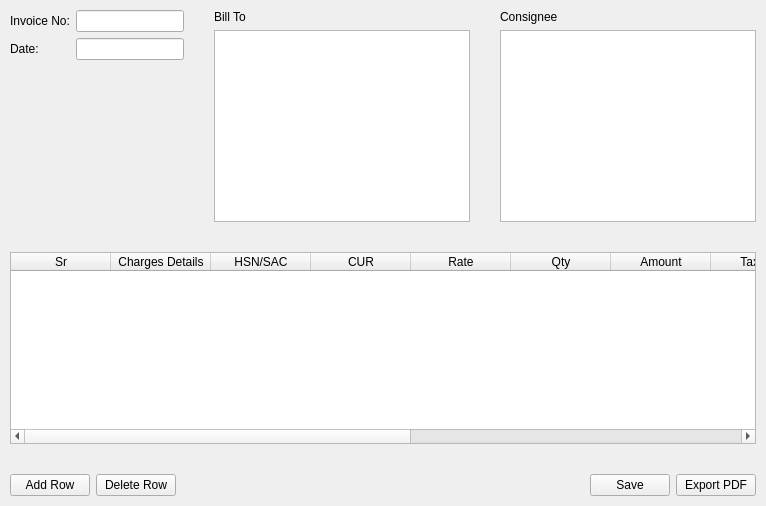
This is ui/invoice_form.ui in mailsolar11/SanshipInvoiceGenerator-pyqt6- as Qt 5 draws it before an edit. The edited form follows.
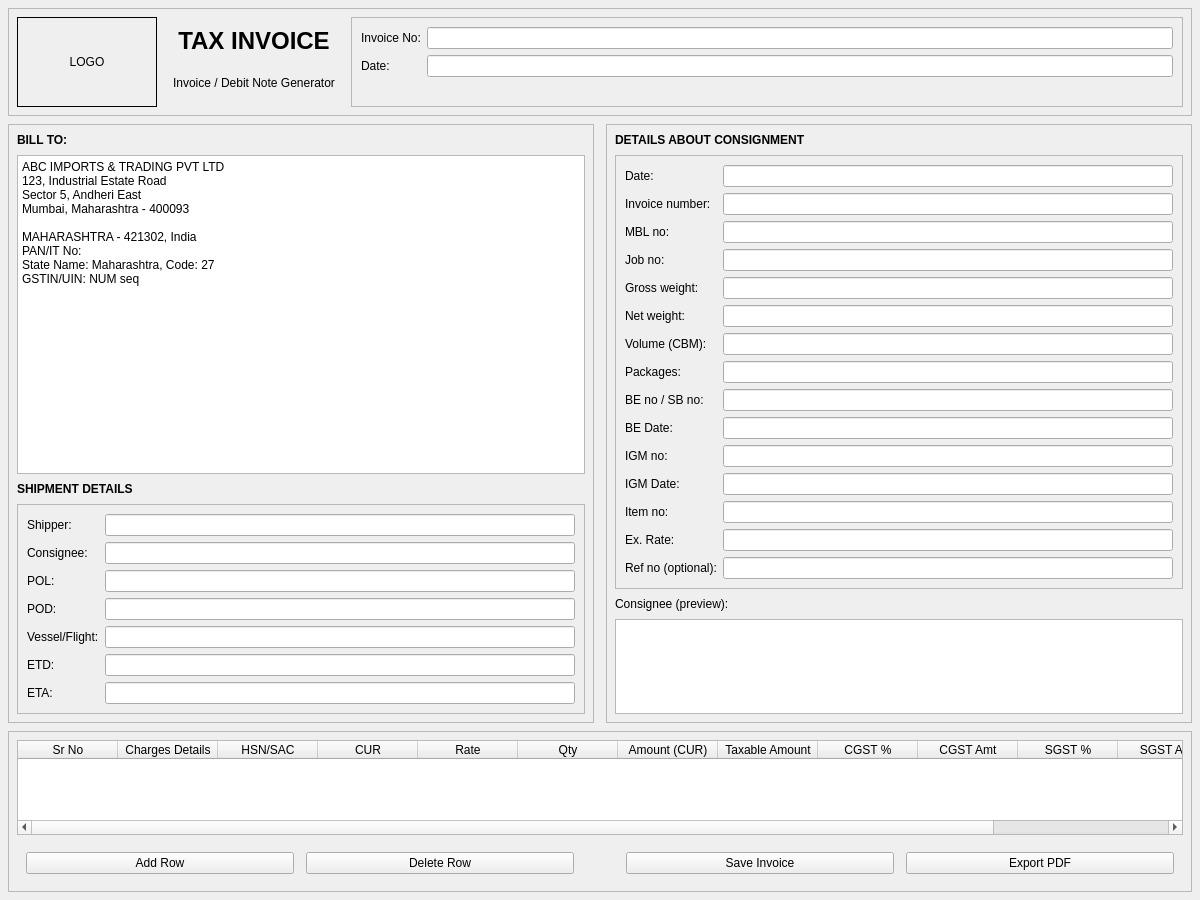
This is the edited form.

Commit message: Release version 1.1 - Added bill-to, shipping, consignment UI + updated invoice_form.py + pdf_generator.py

```diff
--- a/ui/invoice_form.ui
+++ b/ui/invoice_form.ui
@@ -2,67 +2,454 @@
 <ui version="4.0">
  <class>InvoiceForm</class>
  <widget class="QWidget" name="InvoiceForm">
+  <property name="geometry">
+   <rect>
+    <x>0</x>
+    <y>0</y>
+    <width>1200</width>
+    <height>900</height>
+   </rect>
+  </property>
+  <property name="windowTitle">
+   <string>InvoiceForm</string>
+  </property>
   <layout class="QVBoxLayout" name="verticalLayout_root">
-   <property name="spacing"><number>10</number></property>
-   <property name="margin"><number>0</number></property>
+   <property name="spacing">
+    <number>8</number>
+   </property>
+   <property name="margin">
+    <number>8</number>
+   </property>
 
-   <!-- Top info cards -->
+   <!-- Top row: invoice basic info -->
    <item>
-    <layout class="QHBoxLayout" name="horizontalLayout_topCards">
-     <property name="spacing"><number>10</number></property>
+    <widget class="QFrame" name="frameTopInfo">
+     <property name="frameShape">
+      <enum>QFrame::StyledPanel</enum>
+     </property>
+     <layout class="QHBoxLayout" name="horizontalLayout_topinfo">
+      <property name="spacing"><number>10</number></property>
+      <property name="margin"><number>8</number></property>
 
+      <!-- Logo placeholder -->
+      <item>
+       <widget class="QLabel" name="labelLogo">
+        <property name="minimumSize">
+         <size>
+          <width>140</width>
+          <height>90</height>
+         </size>
+        </property>
+        <property name="frameShape">
+         <enum>QFrame::Box</enum>
+        </property>
+        <property name="text">
+         <string>LOGO</string>
+        </property>
+        <property name="alignment">
+         <set>Qt::AlignCenter</set>
+        </property>
+       </widget>
+      </item>
+
+      <!-- Center title -->
+      <item>
+       <widget class="QFrame" name="frameTitle">
+        <layout class="QVBoxLayout" name="verticalLayout_title">
+         <property name="margin"><number>6</number></property>
+         <item>
+          <widget class="QLabel" name="labelTitle">
+           <property name="text">
+            <string>TAX INVOICE</string>
+           </property>
+           <property name="font">
+            <font>
+             <pointsize>18</pointsize>
+             <weight>75</weight>
+             <bold>true</bold>
+            </font>
+           </property>
+           <property name="alignment">
+            <set>Qt::AlignCenter</set>
+           </property>
+          </widget>
+         </item>
+         <item>
+          <widget class="QLabel" name="labelSubTitle">
+           <property name="text">
+            <string>Invoice / Debit Note Generator</string>
+           </property>
+           <property name="alignment">
+            <set>Qt::AlignCenter</set>
+           </property>
+          </widget>
+         </item>
+        </layout>
+       </widget>
+      </item>
+
+      <!-- Invoice meta -->
+      <item>
+       <widget class="QFrame" name="frameInvoiceMeta">
+        <property name="frameShape">
+         <enum>QFrame::StyledPanel</enum>
+        </property>
+        <layout class="QFormLayout" name="formLayout_meta">
+         <property name="labelAlignment">
+          <set>Qt::AlignLeft</set>
+         </property>
+         <property name="formAlignment">
+          <set>Qt::AlignLeft</set>
+         </property>
+         <item row="0" column="0">
+          <widget class="QLabel" name="labelInvNoMeta">
+           <property name="text">
+            <string>Invoice No:</string>
+           </property>
+          </widget>
+         </item>
+         <item row="0" column="1">
+          <widget class="QLineEdit" name="leInvoiceNo"/>
+         </item>
+         <item row="1" column="0">
+          <widget class="QLabel" name="labelDateMeta">
+           <property name="text">
+            <string>Date:</string>
+           </property>
+          </widget>
+         </item>
+         <item row="1" column="1">
+          <widget class="QLineEdit" name="leDate"/>
+         </item>
+        </layout>
+       </widget>
+      </item>
+
+     </layout>
+    </widget>
+   </item>
+
+   <!-- BIG section: left Bill To + shipping details, right Consignment details -->
+   <item>
+    <layout class="QHBoxLayout" name="horizontalLayout_mainSections">
+     <property name="spacing"><number>12</number></property>
+
+     <!-- LEFT COLUMN -->
      <item>
-      <widget class="QFrame" name="frameInvoiceInfo">
-       <layout class="QFormLayout" name="formLayout_invoice">
-        <property name="margin"><number>10</number></property>
-        <item row="0" column="0">
-         <widget class="QLabel" name="labelInvoiceNo">
-          <property name="text"><string>Invoice No:</string></property>
+      <widget class="QFrame" name="frameLeftColumn">
+       <property name="frameShape">
+        <enum>QFrame::StyledPanel</enum>
+       </property>
+       <layout class="QVBoxLayout" name="verticalLayout_left">
+        <property name="spacing"><number>8</number></property>
+        <property name="margin"><number>8</number></property>
+
+        <!-- BILL TO header -->
+        <item>
+         <widget class="QLabel" name="labelBillToTitle">
+          <property name="text">
+           <string>BILL TO:</string>
+          </property>
+          <property name="font">
+           <font>
+            <weight>75</weight>
+            <bold>true</bold>
+           </font>
+          </property>
          </widget>
         </item>
-        <item row="0" column="1">
-         <widget class="QLineEdit" name="leInvoiceNo"/>
+
+        <!-- BILL TO editable text (prefilled with fake company and then required lines) -->
+        <item>
+         <widget class="QTextEdit" name="teBillTo">
+          <property name="plainText">
+           <string>ABC IMPORTS &amp; TRADING PVT LTD
+123, Industrial Estate Road
+Sector 5, Andheri East
+Mumbai, Maharashtra - 400093
+
+MAHARASHTRA - 421302, India
+PAN/IT No:
+State Name: Maharashtra, Code: 27
+GSTIN/UIN: NUM seq</string>
+          </property>
+         </widget>
         </item>
-        <item row="1" column="0">
-         <widget class="QLabel" name="labelDate">
-          <property name="text"><string>Date:</string></property>
+
+        <!-- Shipping Details title -->
+        <item>
+         <widget class="QLabel" name="labelShippingTitle">
+          <property name="text">
+           <string>SHIPMENT DETAILS</string>
+          </property>
+          <property name="font">
+           <font>
+            <weight>75</weight>
+            <bold>true</bold>
+           </font>
+          </property>
          </widget>
         </item>
-        <item row="1" column="1">
-         <widget class="QLineEdit" name="leDate"/>
+
+        <!-- Shipment details form -->
+        <item>
+         <widget class="QFrame" name="frameShipping">
+          <property name="frameShape"><enum>QFrame::StyledPanel</enum></property>
+          <layout class="QFormLayout" name="formLayout_shipping">
+           <property name="labelAlignment"><set>Qt::AlignLeft</set></property>
+           <property name="formAlignment"><set>Qt::AlignLeft</set></property>
+
+           <item row="0" column="0">
+            <widget class="QLabel" name="labelShipper">
+             <property name="text"><string>Shipper:</string></property>
+            </widget>
+           </item>
+           <item row="0" column="1">
+            <widget class="QLineEdit" name="leShipper"/>
+           </item>
+
+           <item row="1" column="0">
+            <widget class="QLabel" name="labelShipConsignee">
+             <property name="text"><string>Consignee:</string></property>
+            </widget>
+           </item>
+           <item row="1" column="1">
+            <widget class="QLineEdit" name="leShipConsignee"/>
+           </item>
+
+           <item row="2" column="0">
+            <widget class="QLabel" name="labelPOL">
+             <property name="text"><string>POL:</string></property>
+            </widget>
+           </item>
+           <item row="2" column="1">
+            <widget class="QLineEdit" name="lePOL"/>
+           </item>
+
+           <item row="3" column="0">
+            <widget class="QLabel" name="labelPOD">
+             <property name="text"><string>POD:</string></property>
+            </widget>
+           </item>
+           <item row="3" column="1">
+            <widget class="QLineEdit" name="lePOD"/>
+           </item>
+
+           <item row="4" column="0">
+            <widget class="QLabel" name="labelVessel">
+             <property name="text"><string>Vessel/Flight:</string></property>
+            </widget>
+           </item>
+           <item row="4" column="1">
+            <widget class="QLineEdit" name="leVessel"/>
+           </item>
+
+           <item row="5" column="0">
+            <widget class="QLabel" name="labelETD">
+             <property name="text"><string>ETD:</string></property>
+            </widget>
+           </item>
+           <item row="5" column="1">
+            <widget class="QLineEdit" name="leETD"/>
+           </item>
+
+           <item row="6" column="0">
+            <widget class="QLabel" name="labelETA">
+             <property name="text"><string>ETA:</string></property>
+            </widget>
+           </item>
+           <item row="6" column="1">
+            <widget class="QLineEdit" name="leETA"/>
+           </item>
+
+          </layout>
+         </widget>
         </item>
+
        </layout>
       </widget>
      </item>
 
+     <!-- RIGHT COLUMN -->
      <item>
-      <widget class="QFrame" name="frameCustomer">
-       <layout class="QVBoxLayout" name="verticalLayout_customer">
-        <property name="margin"><number>10</number></property>
+      <widget class="QFrame" name="frameRightColumn">
+       <property name="frameShape">
+        <enum>QFrame::StyledPanel</enum>
+       </property>
+       <layout class="QVBoxLayout" name="verticalLayout_right">
+        <property name="spacing"><number>8</number></property>
+        <property name="margin"><number>8</number></property>
+
         <item>
-         <widget class="QLabel" name="labelBillTo">
-          <property name="text"><string>Bill To</string></property>
+         <widget class="QLabel" name="labelConsignmentTitle">
+          <property name="text">
+           <string>DETAILS ABOUT CONSIGNMENT</string>
+          </property>
+          <property name="font">
+           <font>
+            <weight>75</weight>
+            <bold>true</bold>
+           </font>
+          </property>
          </widget>
         </item>
+
         <item>
-         <widget class="QTextEdit" name="teBillTo"/>
+         <widget class="QFrame" name="frameConsignmentForm">
+          <property name="frameShape"><enum>QFrame::StyledPanel</enum></property>
+          <layout class="QFormLayout" name="formLayout_consignment">
+           <property name="labelAlignment"><set>Qt::AlignLeft</set></property>
+           <property name="formAlignment"><set>Qt::AlignLeft</set></property>
+
+           <item row="0" column="0">
+            <widget class="QLabel" name="labelCDate">
+             <property name="text"><string>Date:</string></property>
+            </widget>
+           </item>
+           <item row="0" column="1">
+            <widget class="QLineEdit" name="leCDate"/>
+           </item>
+
+           <item row="1" column="0">
+            <widget class="QLabel" name="labelCInvNo">
+             <property name="text"><string>Invoice number:</string></property>
+            </widget>
+           </item>
+           <item row="1" column="1">
+            <widget class="QLineEdit" name="leCInvNo"/>
+           </item>
+
+           <item row="2" column="0">
+            <widget class="QLabel" name="labelMBL">
+             <property name="text"><string>MBL no:</string></property>
+            </widget>
+           </item>
+           <item row="2" column="1">
+            <widget class="QLineEdit" name="leMBL"/>
+           </item>
+
+           <item row="3" column="0">
+            <widget class="QLabel" name="labelJob">
+             <property name="text"><string>Job no:</string></property>
+            </widget>
+           </item>
+           <item row="3" column="1">
+            <widget class="QLineEdit" name="leJob"/>
+           </item>
+
+           <item row="4" column="0">
+            <widget class="QLabel" name="labelGross">
+             <property name="text"><string>Gross weight:</string></property>
+            </widget>
+           </item>
+           <item row="4" column="1">
+            <widget class="QLineEdit" name="leGross"/>
+           </item>
+
+           <item row="5" column="0">
+            <widget class="QLabel" name="labelNet">
+             <property name="text"><string>Net weight:</string></property>
+            </widget>
+           </item>
+           <item row="5" column="1">
+            <widget class="QLineEdit" name="leNet"/>
+           </item>
+
+           <item row="6" column="0">
+            <widget class="QLabel" name="labelVolume">
+             <property name="text"><string>Volume (CBM):</string></property>
+            </widget>
+           </item>
+           <item row="6" column="1">
+            <widget class="QLineEdit" name="leVolume"/>
+           </item>
+
+           <item row="7" column="0">
+            <widget class="QLabel" name="labelPackages">
+             <property name="text"><string>Packages:</string></property>
+            </widget>
+           </item>
+           <item row="7" column="1">
+            <widget class="QLineEdit" name="lePackages"/>
+           </item>
+
+           <item row="8" column="0">
+            <widget class="QLabel" name="labelBE">
+             <property name="text"><string>BE no / SB no:</string></property>
+            </widget>
+           </item>
+           <item row="8" column="1">
+            <widget class="QLineEdit" name="leBE"/>
+           </item>
+
+           <item row="9" column="0">
+            <widget class="QLabel" name="labelBEDate">
+             <property name="text"><string>BE Date:</string></property>
+            </widget>
+           </item>
+           <item row="9" column="1">
+            <widget class="QLineEdit" name="leBEDate"/>
+           </item>
+
+           <item row="10" column="0">
+            <widget class="QLabel" name="labelIGM">
+             <property name="text"><string>IGM no:</string></property>
+            </widget>
+           </item>
+           <item row="10" column="1">
+            <widget class="QLineEdit" name="leIGM"/>
+           </item>
+
+           <item row="11" column="0">
+            <widget class="QLabel" name="labelIGMDate">
+             <property name="text"><string>IGM Date:</string></property>
+            </widget>
+           </item>
+           <item row="11" column="1">
+            <widget class="QLineEdit" name="leIGMDate"/>
+           </item>
+
+           <item row="12" column="0">
+            <widget class="QLabel" name="labelItemNo">
+             <property name="text"><string>Item no:</string></property>
+            </widget>
+           </item>
+           <item row="12" column="1">
+            <widget class="QLineEdit" name="leItem"/>
+           </item>
+
+           <item row="13" column="0">
+            <widget class="QLabel" name="labelExRate">
+             <property name="text"><string>Ex. Rate:</string></property>
+            </widget>
+           </item>
+           <item row="13" column="1">
+            <widget class="QLineEdit" name="leExRate"/>
+           </item>
+
+           <item row="14" column="0">
+            <widget class="QLabel" name="labelRef">
+             <property name="text"><string>Ref no (optional):</string></property>
+            </widget>
+           </item>
+           <item row="14" column="1">
+            <widget class="QLineEdit" name="leRef"/>
+           </item>
+
+          </layout>
+         </widget>
         </item>
-       </layout>
-      </widget>
-     </item>
 
-     <item>
-      <widget class="QFrame" name="frameConsignee">
-       <layout class="QVBoxLayout" name="verticalLayout_consignee">
-        <property name="margin"><number>10</number></property>
+        <!-- Consignee preview -->
         <item>
-         <widget class="QLabel" name="labelConsignee">
-          <property name="text"><string>Consignee</string></property>
+         <widget class="QLabel" name="labelConsigneePreview">
+          <property name="text"><string>Consignee (preview):</string></property>
          </widget>
         </item>
         <item>
          <widget class="QTextEdit" name="teConsignee"/>
         </item>
+
        </layout>
       </widget>
      </item>
@@ -70,68 +457,110 @@
     </layout>
    </item>
 
-   <!-- Table card -->
+   <!-- Items table -->
    <item>
-    <widget class="QFrame" name="frameTable">
-     <layout class="QVBoxLayout" name="verticalLayout_items">
-      <property name="margin"><number>10</number></property>
+    <widget class="QFrame" name="frameTableArea">
+     <property name="frameShape"><enum>QFrame::StyledPanel</enum></property>
+     <layout class="QVBoxLayout" name="verticalLayout_tableArea">
+      <property name="margin"><number>8</number></property>
+      <property name="spacing"><number>8</number></property>
+
       <item>
        <widget class="QTableWidget" name="tableItems">
         <property name="columnCount"><number>13</number></property>
         <property name="rowCount"><number>0</number></property>
         <property name="sortingEnabled"><bool>false</bool></property>
-        <column><property name="text"><string>Sr</string></property></column>
-        <column><property name="text"><string>Charges Details</string></property></column>
-        <column><property name="text"><string>HSN/SAC</string></property></column>
-        <column><property name="text"><string>CUR</string></property></column>
-        <column><property name="text"><string>Rate</string></property></column>
-        <column><property name="text"><string>Qty</string></property></column>
-        <column><property name="text"><string>Amount</string></property></column>
-        <column><property name="text"><string>Taxable</string></property></column>
-        <column><property name="text"><string>CGST %</string></property></column>
-        <column><property name="text"><string>CGST Amt</string></property></column>
-        <column><property name="text"><string>SGST %</string></property></column>
-        <column><property name="text"><string>SGST Amt</string></property></column>
-        <column><property name="text"><string>Total</string></property></column>
+        <column>
+         <property name="text"><string>Sr No</string></property>
+        </column>
+        <column>
+         <property name="text"><string>Charges Details</string></property>
+        </column>
+        <column>
+         <property name="text"><string>HSN/SAC</string></property>
+        </column>
+        <column>
+         <property name="text"><string>CUR</string></property>
+        </column>
+        <column>
+         <property name="text"><string>Rate</string></property>
+        </column>
+        <column>
+         <property name="text"><string>Qty</string></property>
+        </column>
+        <column>
+         <property name="text"><string>Amount (CUR)</string></property>
+        </column>
+        <column>
+         <property name="text"><string>Taxable Amount</string></property>
+        </column>
+        <column>
+         <property name="text"><string>CGST %</string></property>
+        </column>
+        <column>
+         <property name="text"><string>CGST Amt</string></property>
+        </column>
+        <column>
+         <property name="text"><string>SGST %</string></property>
+        </column>
+        <column>
+         <property name="text"><string>SGST Amt</string></property>
+        </column>
+        <column>
+         <property name="text"><string>Total Amount</string></property>
+        </column>
        </widget>
       </item>
-     </layout>
-    </widget>
-   </item>
 
-   <!-- Bottom buttons -->
-   <item>
-    <widget class="QFrame" name="frameButtons">
-     <layout class="QHBoxLayout" name="horizontalLayout_buttons">
-      <property name="margin"><number>10</number></property>
+      <!-- Table control buttons -->
       <item>
-       <widget class="QPushButton" name="btnAddRow">
-        <property name="text"><string>Add Row</string></property>
+       <widget class="QFrame" name="frameTableButtons">
+        <layout class="QHBoxLayout" name="horizontalLayout_tableButtons">
+         <property name="spacing"><number>12</number></property>
+
+         <item>
+          <widget class="QPushButton" name="btnAddRow">
+           <property name="text"><string>Add Row</string></property>
+          </widget>
+         </item>
+         <item>
+          <widget class="QPushButton" name="btnDelRow">
+           <property name="text"><string>Delete Row</string></property>
+          </widget>
+         </item>
+
+         <item>
+          <spacer name="spacer_tableButtons">
+           <property name="sizeHint">
+            <size>
+             <width>40</width>
+             <height>20</height>
+            </size>
+           </property>
+           <property name="sizePolicy">
+            <sizepolicy>
+             <hor>QSizePolicy.Expanding</hor>
+             <ver>QSizePolicy.Fixed</ver>
+            </sizepolicy>
+           </property>
+          </spacer>
+         </item>
+
+         <item>
+          <widget class="QPushButton" name="btnSave">
+           <property name="text"><string>Save Invoice</string></property>
+          </widget>
+         </item>
+         <item>
+          <widget class="QPushButton" name="btnExportPDF">
+           <property name="text"><string>Export PDF</string></property>
+          </widget>
+         </item>
+
+        </layout>
        </widget>
       </item>
-      <item>
-       <widget class="QPushButton" name="btnDelRow">
-        <property name="text"><string>Delete Row</string></property>
-       </widget>
-      </item>
-      <item>
-       <spacer name="horizontalSpacer">
-        <property name="orientation"><enum>Qt::Horizontal</enum></property>
-        <property name="sizeHint" stdset="0">
-         <size><width>40</width><height>20</height></size>
-        </property>
-       </spacer>
-      </item>
-      <item>
-       <widget class="QPushButton" name="btnSave">
-        <property name="text"><string>Save</string></property>
-       </widget>
-      </item>
-      <item>
-       <widget class="QPushButton" name="btnExportPDF">
-        <property name="text"><string>Export PDF</string></property>
-       </widget>
-      </item>
+
      </layout>
     </widget>
    </item>
```
The commit also changes 7 other files.
